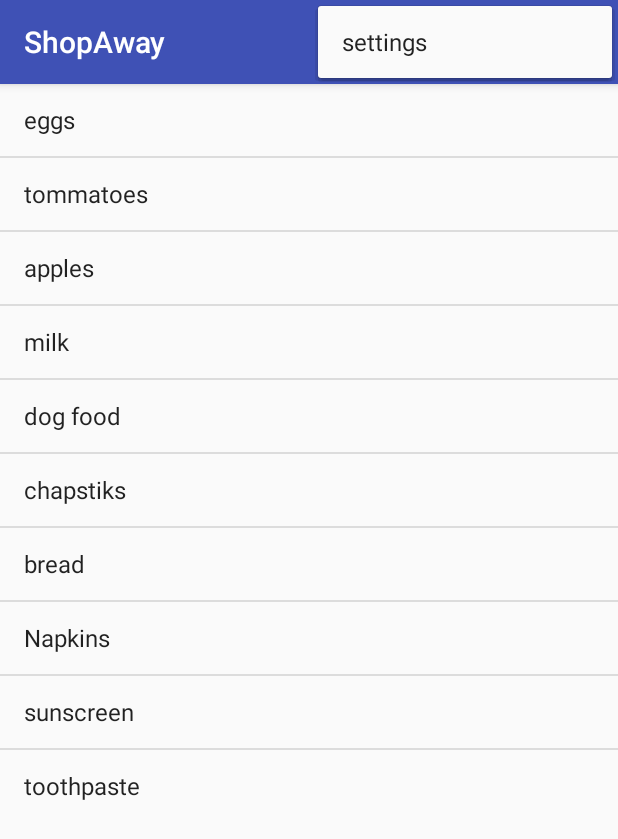
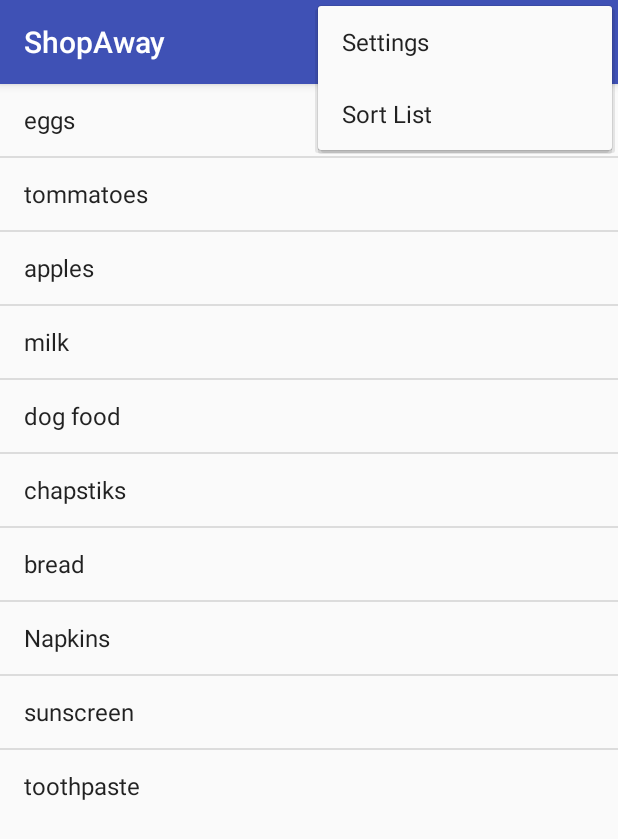
Before and after one commit to cliffgor/ShopAway, an Android app: the screen it shows after launch (MainActivity), with the options menu open, on a phone screen of 412 x 824 dp. Shown: the top 839 px of the screen. Run offline under Robolectric (Android 15) with nearby library versions, the phone set to English and light mode, and no system bars.

Commit message:
added another item on the action bar called Sort List

```diff
--- a/app/src/main/res/menu/menu_main.xml
+++ b/app/src/main/res/menu/menu_main.xml
@@ -11,5 +11,12 @@
         app:showAsAction="never"
         />
 
+    <item
+        android:id="@+id/action_sort"
+        android:orderInCategory="100"
+        android:title="@string/action_sort"
+        app:showAsAction="never"
+        />
+
 
 </menu>
--- a/app/src/main/res/values/strings.xml
+++ b/app/src/main/res/values/strings.xml
@@ -1,4 +1,5 @@
 <resources>
     <string name="app_name">ShopAway</string>
-    <string name="action_settings">settings</string>
+    <string name="action_settings">Settings</string>
+    <string name="action_sort">Sort List</string>
 </resources>
```
